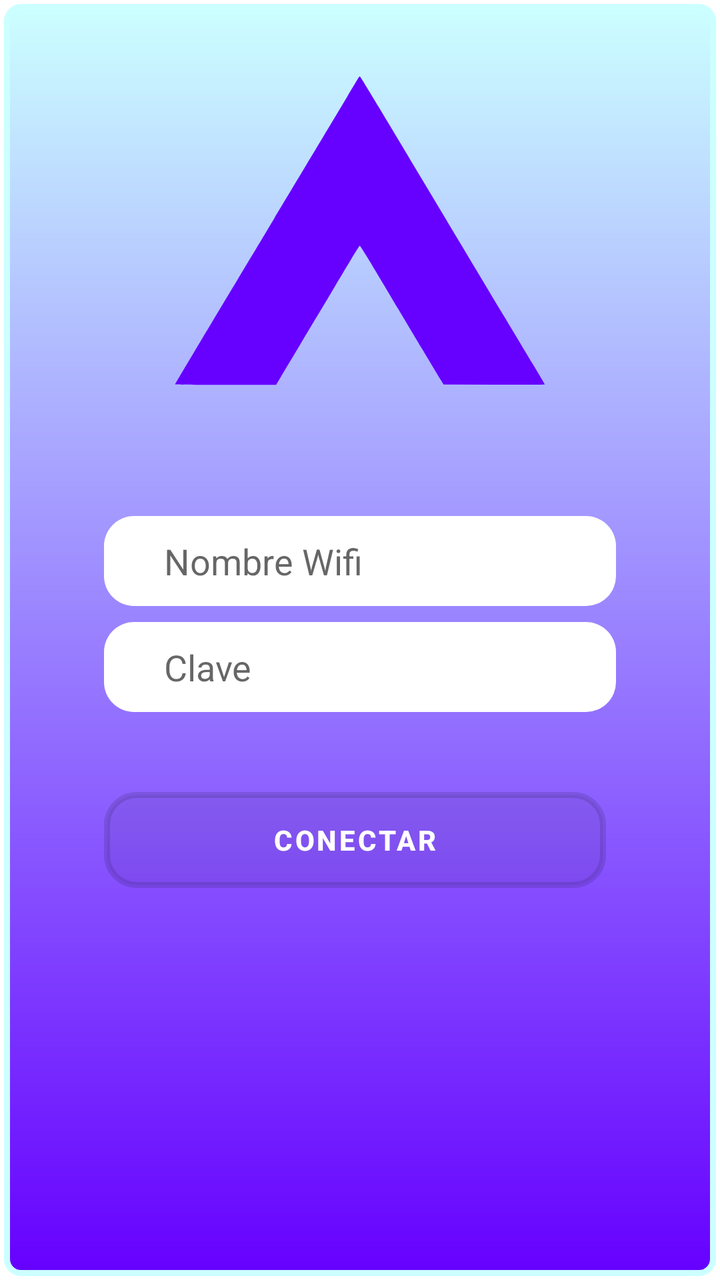
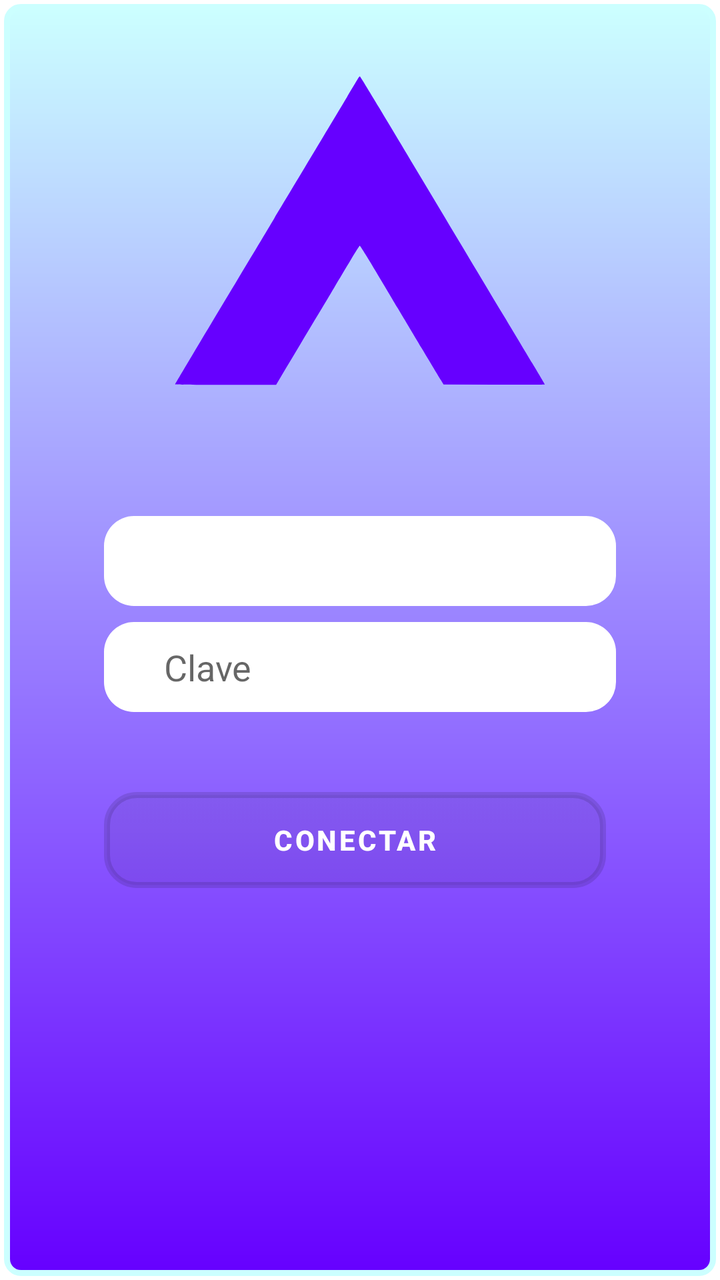

An Android layout rendered at two revisions. The XML below is the earlier revision; the diff shows what the commit changed to produce the second picture.
<!-- AndroidManifest.xml: application theme Theme.Amelia -->
<!-- res/layout/activity_config_device.xml -->
<?xml version="1.0" encoding="utf-8"?>
<RelativeLayout xmlns:android="http://schemas.android.com/apk/res/android"
    xmlns:app="http://schemas.android.com/apk/res-auto"
    xmlns:tools="http://schemas.android.com/tools"
    android:id="@+id/config_device"
    android:layout_width="match_parent"
    android:layout_height="match_parent"
    android:orientation="vertical"
    android:paddingLeft="@dimen/background_vertical_margin"
    android:paddingTop="@dimen/background_horizontal_margin"
    android:paddingRight="@dimen/background_vertical_margin"
    android:paddingBottom="@dimen/background_horizontal_margin"
    android:clickable="true"
    android:focusable="true"
    android:focusableInTouchMode="true"
    tools:context=".ui.device.ConfigDeviceActivity" >

    <ImageView
        android:layout_width="match_parent"
        android:layout_height="match_parent"
        android:scaleType="centerCrop"
        android:src="@drawable/background_device_connect"
        android:contentDescription="@string/app_name" />

    <LinearLayout
        android:layout_width="match_parent"
        android:layout_height="match_parent"
        android:orientation="vertical"
        >

        
        <LinearLayout
            android:layout_width="match_parent"
            android:layout_height="wrap_content"
            android:orientation="vertical"
            android:layout_marginTop="20dp"
            >

            <ImageView
                android:layout_width="186dp"
                android:layout_height="186dp"
                android:layout_gravity="center_horizontal"
                android:src="@drawable/ic_amelia_foreground"
                android:contentDescription="@string/app_name" />


        </LinearLayout>

        <LinearLayout
            android:layout_width="match_parent"
            android:layout_height="wrap_content"
            android:orientation="vertical">

            <EditText
                android:id="@+id/wifiName"
                android:layout_width="match_parent"
                android:layout_height="45dp"
                android:layout_marginStart="50dp"
                android:layout_marginTop="50dp"
                android:layout_marginEnd="50dp"

                android:background="@drawable/round_input"
                android:hint="@string/prompt_wifi_name"

                android:imeOptions="actionNext"
                android:inputType="textEmailAddress"
                android:nextFocusForward="@id/password"
                android:paddingLeft="30dp"
                android:paddingRight="30dp"

                android:selectAllOnFocus="true"
                android:textColor="@color/colorAccent"
                app:layout_constraintEnd_toEndOf="parent"
                app:layout_constraintStart_toStartOf="parent"
                app:layout_constraintTop_toTopOf="parent"
                android:autofillHints="wifi" />

            <EditText
                android:id="@+id/wifiPass"
                android:layout_width="match_parent"
                android:layout_height="45dp"
                android:layout_marginStart="50dp"
                android:layout_marginTop="8dp"
                android:layout_marginEnd="50dp"

                android:background="@drawable/round_input"
                android:hint="@string/prompt_password"

                android:imeOptions="actionNext"
                android:nextFocusForward="@id/login"
                android:nextFocusDown="@+id/login"
                android:inputType="textPassword"
                android:windowSoftInputMode="stateHidden|adjustResize"
                android:paddingStart="30dp"
                android:paddingEnd="30dp"
                android:selectAllOnFocus="true"
                android:textColor="@color/colorAccent"
                app:layout_constraintEnd_toEndOf="parent"
                app:layout_constraintStart_toStartOf="parent"
                app:layout_constraintTop_toBottomOf="@+id/username"
                android:autofillHints="password" />

            <Button
                android:id="@+id/connectToWifi"
                android:layout_width="match_parent"
                android:layout_height="wrap_content"
                android:layout_marginStart="50dp"
                android:layout_marginTop="40dp"
                android:layout_marginEnd="55dp"
                android:layout_marginBottom="10dp"
                android:background="@drawable/round_button_device_config"
                android:enabled="false"
                android:text="@string/action_connect_wifi"
                android:textColor="@color/colorWhite"
                android:textSize="14sp"
                android:textStyle="bold"
                app:layout_constraintBottom_toBottomOf="parent"
                app:layout_constraintEnd_toEndOf="parent"
                app:layout_constraintStart_toStartOf="parent"
                app:layout_constraintTop_toBottomOf="@+id/password"
                app:layout_constraintVertical_bias="0.2" />



        </LinearLayout>

    </LinearLayout>

</RelativeLayout>
<!-- resources referenced by this layout -->
<resources>
  <color name="colorAccent">#1B171D</color>
  <color name="colorWhite">#FFFFFF</color>
  <dimen name="background_horizontal_margin">2dp</dimen>
  <dimen name="background_vertical_margin">2dp</dimen>
  <!-- drawable background_device_connect (drawable) -->
  <?xml version="1.0" encoding="utf-8"?>
  <shape xmlns:android="http://schemas.android.com/apk/res/android"
      android:shape="rectangle" >
      <corners android:radius="7dp" />
      <stroke android:width="3dp" android:color="#CCFFFF" />
      <gradient
          android:angle="90"
          android:startColor="#6600ff"
          android:endColor="#CCFFFF"
          android:type="linear"
          android:tileMode="mirror"/>
      <padding android:left="3dp" android:top="3dp"
          android:right="3dp" android:bottom="3dp" />
  </shape>
  <!-- drawable ic_amelia_foreground (drawable) -->
  <?xml version="1.0" encoding="utf-8"?>
  <vector xmlns:android="http://schemas.android.com/apk/res/android"
      android:width="662.000000dp"
      android:height="554.000000dp"
      android:viewportWidth="662.000000"
      android:viewportHeight="554.000000">
  
      <group
          android:translateY="554.000000"
          android:scaleX="0.100000"
          android:scaleY="-0.100000">
          <path
              android:fillColor="#6600ff"
              android:strokeWidth="1"
              android:pathData="M3286 5488 c-8 -13 -101 -169 -208 -348 -216 -360 -977 -1633 -1298 -2170 -113 -190 -408 -682 -655 -1095 -247 -412 -596 -997 -777 -1298 -180 -302 -328 -553 -328 -558 0 -5 367 -9 898 -9 l899 0 100 168 c465 779 809 1356 932 1562 81 135 214 359 297 497 82 139 154 253 160 253 6 0 128 -195 270 -432 142 -238 324 -543 404 -678 81 -135 274 -459 429 -720 156 -261 307 -513 336 -560 l52 -85 901 -3 c496 -1 902 0 902 3 0 2 -100 172 -223 377 -123 205 -347 580 -499 833 -1066 1784 -1762 2947 -2226 3723 -185 309 -340 562 -344 562 -4 0 -14 -10 -22 -22z" />
      </group>
  </vector>
  <!-- drawable round_input (drawable) -->
  <?xml version="1.0" encoding="utf-8"?>
  <shape xmlns:android="http://schemas.android.com/apk/res/android"
      android:shape="rectangle">
      <solid android:color="#ffffff" />
      <corners android:radius="15dp" />
  </shape>
  <string name="action_connect_wifi">Conectar</string>
  <string name="app_name">Amelia</string>
  <string name="prompt_password">Clave</string>
  <string name="prompt_wifi_name">Nombre Wifi</string>
  <style name="Theme.Amelia" parent="Theme.MaterialComponents.DayNight.DarkActionBar">
          
          <item name="colorPrimary">@color/colorPrimary</item>
          <item name="colorPrimaryVariant">@color/colorPrimaryDark</item>
          <item name="colorOnPrimary">@color/colorAccent</item>
          
          <item name="colorSecondary">@color/colorWhite</item>
          <item name="colorSecondaryVariant">@color/colorGrayWhite</item>
          <item name="colorOnSecondary">@color/colorAccent</item>
          
          <item name="android:statusBarColor">?attr/colorPrimaryVariant</item>
          
      </style>
  <color name="colorGrayBackground">#F7F7F9</color>
  <color name="colorPrimary">#F1A947</color>
  <color name="colorPrimaryDark">#ED983B</color>
  <color name="colorGrayWhite">#ECECEE</color>
  <!-- unchanged entries left out for length: 1 -->
</resources>

<!-- the commit's change to res/layout/activity_config_device.xml (unified diff, before → after) -->
@@ -51,7 +51,7 @@
             android:layout_height="wrap_content"
             android:orientation="vertical">
 
-            <EditText
+            <Spinner
                 android:id="@+id/wifiName"
                 android:layout_width="match_parent"
                 android:layout_height="45dp"
@@ -73,7 +73,9 @@
                 app:layout_constraintEnd_toEndOf="parent"
                 app:layout_constraintStart_toStartOf="parent"
                 app:layout_constraintTop_toTopOf="parent"
-                android:autofillHints="wifi" />
+                android:autofillHints="wifi"  />
+
+           
 
             <EditText
                 android:id="@+id/wifiPass"
